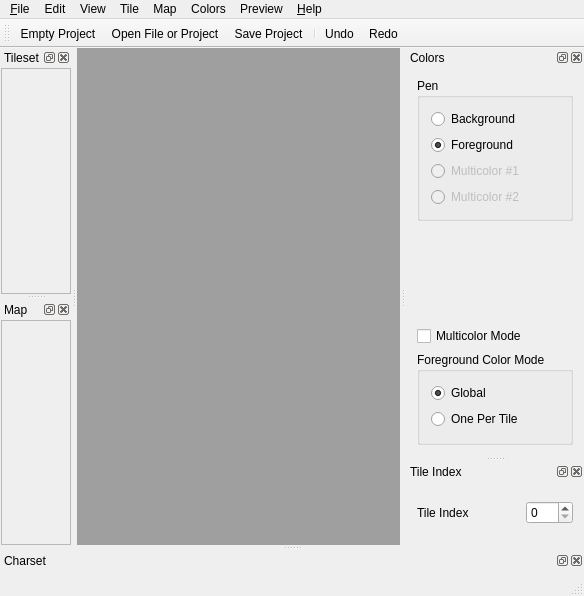
ricardoquesada/vchar64, file src/mainwindow.ui: the form before one commit.
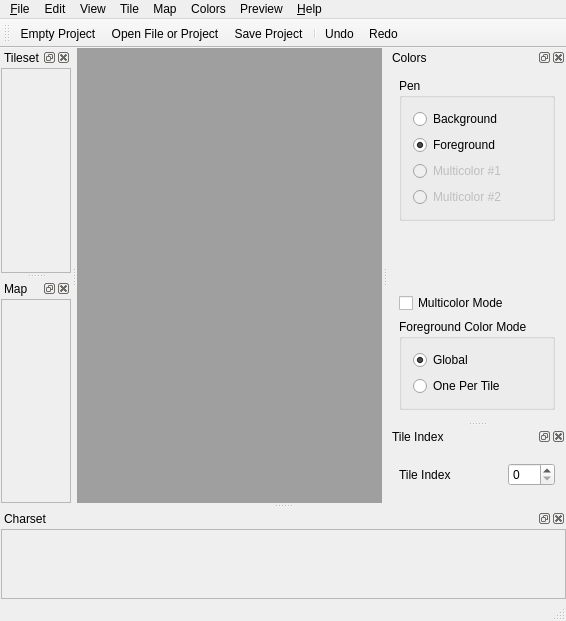
The form after the commit. Icons and pictures are not drawn. Custom widgets are drawn as their Qt base class.

Commit message:
feat: add zoom and grid to CharsetWidget and TilesetWidget
CharsetWidget and TilesetWidget are no longer resized automatically.
Users should use the zoom level to do that.
it has a scroll view which allows user to have a partically shown widget

Diff of the .ui file:
```diff
--- a/src/mainwindow.ui
+++ b/src/mainwindow.ui
@@ -6,8 +6,8 @@
    <rect>
     <x>0</x>
     <y>0</y>
-    <width>584</width>
-    <height>596</height>
+    <width>566</width>
+    <height>621</height>
    </rect>
   </property>
   <property name="focusPolicy">
@@ -51,7 +51,7 @@
     <rect>
      <x>0</x>
      <y>0</y>
-     <width>584</width>
+     <width>566</width>
      <height>22</height>
     </rect>
    </property>
@@ -202,22 +202,35 @@
    <widget class="QWidget" name="dockWidgetContents">
     <layout class="QVBoxLayout" name="verticalLayout_2">
      <property name="leftMargin">
-      <number>2</number>
+      <number>1</number>
      </property>
      <property name="topMargin">
-      <number>2</number>
+      <number>1</number>
      </property>
      <property name="rightMargin">
-      <number>2</number>
+      <number>0</number>
      </property>
      <property name="bottomMargin">
-      <number>2</number>
+      <number>0</number>
      </property>
      <item>
-      <widget class="CharsetWidget" name="charsetWidget" native="true">
-       <property name="focusPolicy">
-        <enum>Qt::StrongFocus</enum>
+      <widget class="QScrollArea" name="scrollArea_charset">
+       <property name="widgetResizable">
+        <bool>true</bool>
        </property>
+       <widget class="CharsetWidget" name="charsetWidget">
+        <property name="geometry">
+         <rect>
+          <x>0</x>
+          <y>0</y>
+          <width>563</width>
+          <height>135</height>
+         </rect>
+        </property>
+        <property name="focusPolicy">
+         <enum>Qt::StrongFocus</enum>
+        </property>
+       </widget>
       </widget>
      </item>
     </layout>
@@ -406,7 +419,7 @@
           <x>0</x>
           <y>0</y>
           <width>77</width>
-          <height>218</height>
+          <height>191</height>
          </rect>
         </property>
         <property name="focusPolicy">
@@ -450,7 +463,7 @@
           <x>0</x>
           <y>0</y>
           <width>77</width>
-          <height>217</height>
+          <height>147</height>
          </rect>
         </property>
         <property name="focusPolicy">
```
Left out of the diff: 49 changed lines with no effect on the pictures. The commit also changes 6 other files.
